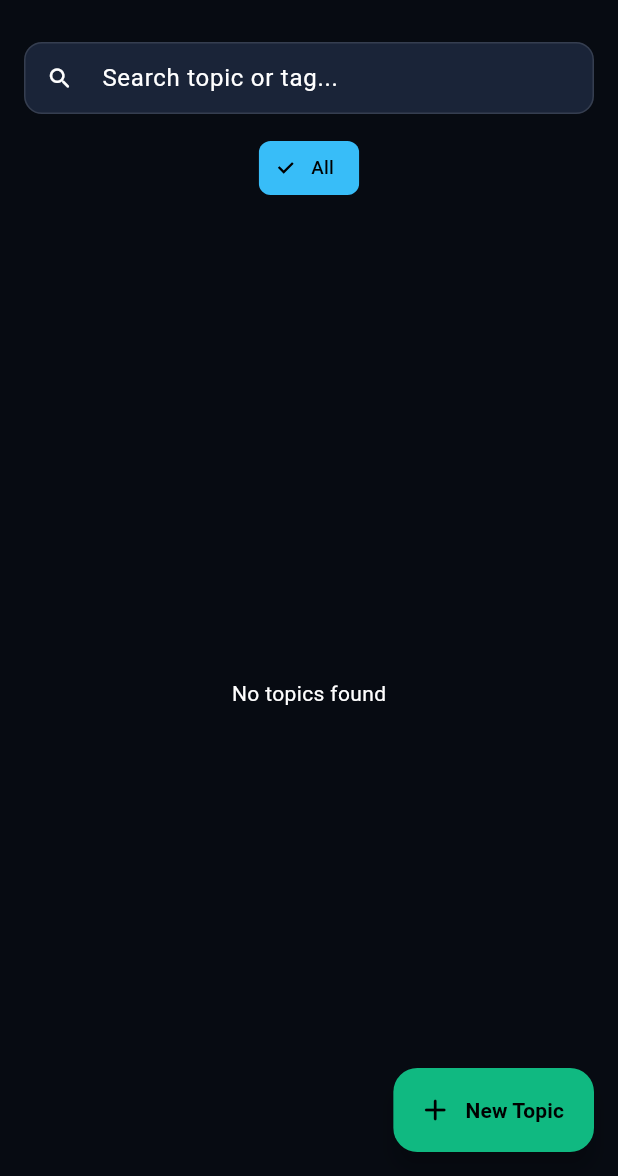
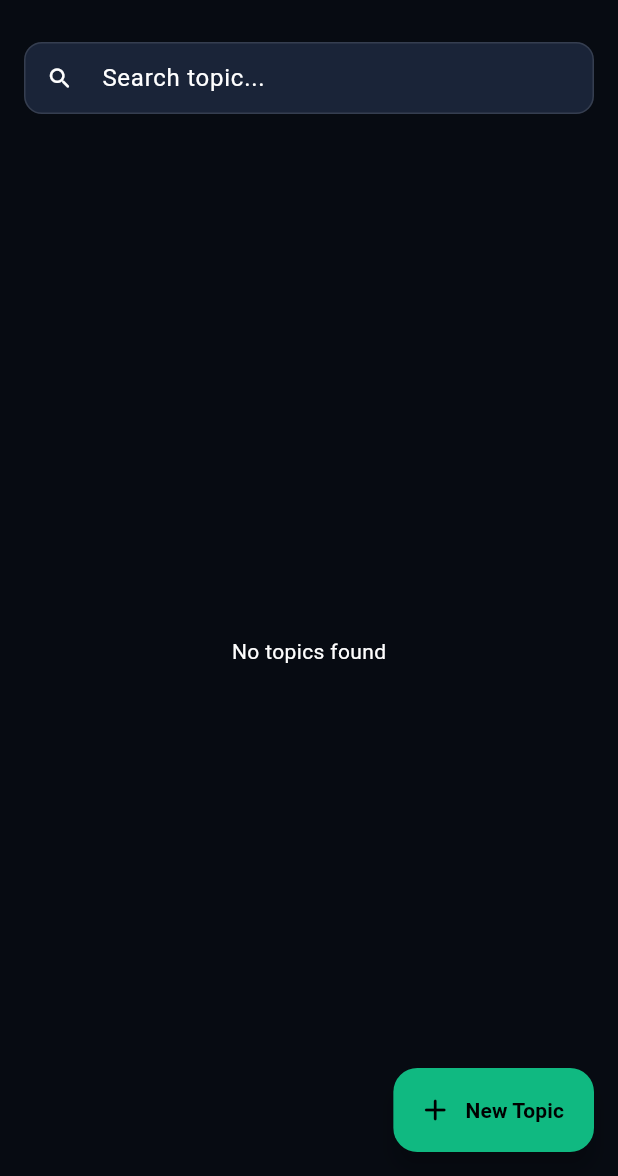
Before and after one commit to superxsiwa/superxsecret, a Flutter app: the VaultDashboardView screen opened directly with empty values, on a phone screen of 412 x 824 dp, the part 60-1236 px from its top. Run offline on Flutter 3.47's test engine with Material 3 defaults, Android fonts, the phone set to English and light mode, and no system bars.

Commit message:
Remove category/tag filter buttons and streamline items to Topic + Secret Text

```diff
--- a/lib/data/repositories/vault_repository.dart
+++ b/lib/data/repositories/vault_repository.dart
@@ -64,12 +64,10 @@ class VaultRepository {
 
   Future<VaultTopicSummary> saveTopic({
     required String topic,
-    required String tag,
     required String secretText,
   }) {
     return _rustFfiService.createNewTopic(
       topic: topic,
-      tag: tag,
       secretText: secretText,
     );
   }
--- a/lib/data/services/rust_vault_ffi_service.dart
+++ b/lib/data/services/rust_vault_ffi_service.dart
@@ -23,19 +23,16 @@ class RustVaultFfiService {
     VaultTopicSummary(
       itemUuid: 'topic-main-01',
       topic: 'ProtonMail',
-      tag: 'Email',
       updatedAt: DateTime(2026, 10, 26, 7, 15),
     ),
     VaultTopicSummary(
       itemUuid: 'topic-main-02',
       topic: 'KBank Card',
-      tag: 'Bank',
       updatedAt: DateTime(2026, 10, 25, 19, 30),
     ),
     VaultTopicSummary(
       itemUuid: 'topic-main-03',
       topic: 'Crypto Seed',
-      tag: 'Crypto',
       updatedAt: DateTime(2026, 10, 20, 14, 0),
     ),
   ];
@@ -53,13 +50,11 @@ class RustVaultFfiService {
     VaultTopicSummary(
       itemUuid: 'topic-sec-01',
       topic: 'Netflix',
-      tag: 'Media',
       updatedAt: DateTime(2026, 9, 12, 10, 20),
     ),
     VaultTopicSummary(
       itemUuid: 'topic-sec-02',
       topic: 'Home Wi-Fi',
-      tag: 'Wi-Fi',
       updatedAt: DateTime(2026, 8, 4, 21, 0),
     ),
   ];
@@ -171,7 +166,6 @@ class RustVaultFfiService {
     return DecodedTopicSecret(
       itemUuid: summary.itemUuid,
       topic: summary.topic,
-      tag: summary.tag,
       secretText: secretText,
     );
   }
@@ -180,7 +174,6 @@ class RustVaultFfiService {
   /// Creates a new Topic + Secret Text item in the active vault partition.
   Future<VaultTopicSummary> createNewTopic({
     required String topic,
-    required String tag,
     required String secretText,
   }) async {
     final mode = _activeSessionMode;
@@ -188,7 +181,6 @@ class RustVaultFfiService {
       throw StateError('Vault is locked');
     }
     final cleanTopic = topic.trim();
-    final cleanTag = tag.trim().isEmpty ? 'General' : tag.trim();
     if (cleanTopic.isEmpty || secretText.trim().isEmpty) {
       throw ArgumentError('Topic and Secret Text are required');
     }
@@ -199,7 +191,6 @@ class RustVaultFfiService {
     final summary = VaultTopicSummary(
       itemUuid: uuid,
       topic: cleanTopic,
-      tag: cleanTag,
       updatedAt: DateTime.now(),
     );
 
@@ -232,7 +223,6 @@ class RustVaultFfiService {
     final decoded = await decryptPayloadJit(itemUuid);
     final payloadMap = {
       'topic': decoded.topic,
-      'tag': decoded.tag,
       'secretText': decoded.secretText,
       'exportedAt': DateTime.now().toIso8601String(),
     };
@@ -276,7 +266,6 @@ class RustVaultFfiService {
     final map = jsonDecode(utf8.decode(plainBytes)) as Map<String, dynamic>;
     return createNewTopic(
       topic: (map['topic'] as String?) ?? 'Imported Topic',
-      tag: (map['tag'] as String?) ?? 'Shared',
       secretText: (map['secretText'] as String?) ?? '',
     );
   }
--- a/lib/domain/models/vault_models.dart
+++ b/lib/domain/models/vault_models.dart
@@ -3,6 +3,7 @@
 /// Enforces separation between non-sensitive metadata (`VaultTopicSummary`)
 /// kept in list views and sensitive secrets (`DecodedTopicSecret`) decrypted
 /// Just-In-Time (JIT) for a 15-second ephemeral window.
+library;
 
 enum VaultSessionMode {
   mainVault,
@@ -31,13 +32,11 @@ class VaultTopicSummary {
   const VaultTopicSummary({
     required this.itemUuid,
     required this.topic,
-    required this.tag,
     required this.updatedAt,
   });
 
   final String itemUuid;
   final String topic;
-  final String tag;
   final DateTime updatedAt;
 }
 
@@ -45,13 +44,11 @@ class DecodedTopicSecret {
   const DecodedTopicSecret({
     required this.itemUuid,
     required this.topic,
-    required this.tag,
     required this.secretText,
   });
 
   final String itemUuid;
   final String topic;
-  final String tag;
   final String secretText;
 }
 
--- a/lib/ui/features/vault/view_models/vault_view_model.dart
+++ b/lib/ui/features/vault/view_models/vault_view_model.dart
@@ -10,8 +10,6 @@ class VaultViewModel extends ChangeNotifier {
   final VaultRepository _vaultRepository;
 
   List<VaultTopicSummary> _allItems = const [];
-  String? _selectedTag;
-  String? get selectedTag => _selectedTag;
 
   String _searchQuery = '';
   String get searchQuery => _searchQuery;
@@ -32,25 +30,11 @@ class VaultViewModel extends ChangeNotifier {
 
   VaultSessionMode? get activeSessionMode => _vaultRepository.activeSessionMode;
 
-  List<String> get availableTags {
-    final set = <String>{};
-    for (final item in _allItems) {
-      if (item.tag.trim().isNotEmpty) {
-        set.add(item.tag.trim());
-      }
-    }
-    return set.toList();
-  }
-
   List<VaultTopicSummary> get filteredItems {
     return _allItems.where((item) {
-      if (_selectedTag != null && item.tag != _selectedTag) {
-        return false;
-      }
       if (_searchQuery.trim().isNotEmpty) {
         final q = _searchQuery.toLowerCase();
-        return item.topic.toLowerCase().contains(q) ||
-            item.tag.toLowerCase().contains(q);
+        return item.topic.toLowerCase().contains(q);
       }
       return true;
     }).toList();
@@ -58,11 +42,6 @@ class VaultViewModel extends ChangeNotifier {
 
   Future<void> loadVaultSummaries() async {
     _allItems = await _vaultRepository.fetchVaultSummaries();
-    notifyListeners();
-  }
-
-  void setTagFilter(String? tag) {
-    _selectedTag = tag;
     notifyListeners();
   }
 
@@ -99,15 +78,13 @@ class VaultViewModel extends ChangeNotifier {
     notifyListeners();
   }
 
-  /// Creates a new Topic + Tag + Secret Text record in the active vault.
+  /// Creates a new Topic + Secret Text record in the active vault.
   Future<VaultTopicSummary> createTopic({
     required String topic,
-    required String tag,
     required String secretText,
   }) async {
     final created = await _vaultRepository.saveTopic(
       topic: topic,
-      tag: tag,
       secretText: secretText,
     );
     await loadVaultSummaries();
--- a/lib/ui/features/vault/views/vault_dashboard_view.dart
+++ b/lib/ui/features/vault/views/vault_dashboard_view.dart
@@ -114,13 +114,12 @@ class _VaultDashboardViewState extends State<VaultDashboardView> {
                   enableSuggestions: false,
                   onChanged: widget.viewModel.setSearchQuery,
                   decoration: const InputDecoration(
-                    hintText: 'Search topic or tag...',
+                    hintText: 'Search topic...',
                     prefixIcon: Icon(Icons.search_rounded),
                     isDense: true,
                   ),
                 ),
               ),
-              _buildTagFilterBar(),
               Expanded(
                 child: items.isEmpty
                     ? const Center(
@@ -185,41 +184,6 @@ class _VaultDashboardViewState extends State<VaultDashboardView> {
     );
   }
 
-  Widget _buildTagFilterBar() {
-    final selected = widget.viewModel.selectedTag;
-    final tags = widget.viewModel.availableTags;
-    return SingleChildScrollView(
-      scrollDirection: Axis.horizontal,
-      padding: const EdgeInsets.symmetric(horizontal: 16, vertical: 4),
-      child: Row(
-        children: [
-          _buildFilterChip(label: 'All', tag: null, selected: selected == null),
-          for (final tag in tags) ...[
-            const SizedBox(width: 8),
-            _buildFilterChip(
-              label: tag,
-              tag: tag,
-              selected: selected == tag,
-            ),
-          ],
-        ],
-      ),
-    );
-  }
-
-  Widget _buildFilterChip({
-    required String label,
-    required String? tag,
-    required bool selected,
-  }) {
-    return ChoiceChip(
-      label: Text(label, style: const TextStyle(fontSize: 12.5)),
-      selected: selected,
-      onSelected: (_) => widget.viewModel.setTagFilter(tag),
-    );
-  }
-
-
   Widget _buildSummaryCard(BuildContext context, VaultTopicSummary item) {
     return Card(
       child: ListTile(
@@ -231,30 +195,9 @@ class _VaultDashboardViewState extends State<VaultDashboardView> {
             color: AppTheme.emeraldSecure,
           ),
         ),
-        title: Row(
-          children: [
-            Expanded(
-              child: Text(
-                item.topic,
-                style: const TextStyle(fontWeight: FontWeight.w700),
-              ),
-            ),
-            Container(
-              padding: const EdgeInsets.symmetric(horizontal: 8, vertical: 2),
-              decoration: BoxDecoration(
-                color: AppTheme.cyberCyan.withValues(alpha: 0.14),
-                borderRadius: BorderRadius.circular(6),
-              ),
-              child: Text(
-                item.tag,
-                style: const TextStyle(
-                  fontSize: 11,
-                  fontWeight: FontWeight.w600,
-                  color: AppTheme.cyberCyan,
-                ),
-              ),
-            ),
-          ],
+        title: Text(
+          item.topic,
+          style: const TextStyle(fontWeight: FontWeight.w700),
         ),
         subtitle: Padding(
           padding: const EdgeInsets.only(top: 4),
@@ -315,7 +258,7 @@ class _VaultDashboardViewState extends State<VaultDashboardView> {
                   ),
                   const SizedBox(width: 8),
                   Text(
-                    '${secret.topic} (${secret.tag}) • Auto-hide in ${secsLeft}s',
+                    '${secret.topic} • Auto-hide in ${secsLeft}s',
                     style: const TextStyle(
                       fontSize: 12.5,
                       fontWeight: FontWeight.w700,
@@ -437,7 +380,6 @@ class _VaultDashboardViewState extends State<VaultDashboardView> {
 
   void _showNewTopicDialog(BuildContext context) {
     final topicCtrl = TextEditingController();
-    final tagCtrl = TextEditingController(text: 'General');
     final secretCtrl = TextEditingController();
     String? errorMsg;
 
@@ -459,17 +401,7 @@ class _VaultDashboardViewState extends State<VaultDashboardView> {
                       autocorrect: false,
                       enableSuggestions: false,
                       decoration: const InputDecoration(
-                        labelText: 'Topic Name',
-                      ),
-                    ),
-                    const SizedBox(height: 10),
-                    TextField(
-                      controller: tagCtrl,
-                      enableIMEPersonalizedLearning: false,
-                      autocorrect: false,
-                      enableSuggestions: false,
-                      decoration: const InputDecoration(
-                        labelText: 'Tag',
+                        labelText: 'Topic',
                       ),
                     ),
                     const SizedBox(height: 10),
@@ -523,7 +455,6 @@ class _VaultDashboardViewState extends State<VaultDashboardView> {
                     try {
                       await widget.viewModel.createTopic(
                         topic: topicCtrl.text,
-                        tag: tagCtrl.text,
                         secretText: secretCtrl.text,
                       );
                       if (ctx.mounted) Navigator.of(ctx).pop();
```
Also changed, not shown: 5 other files.
